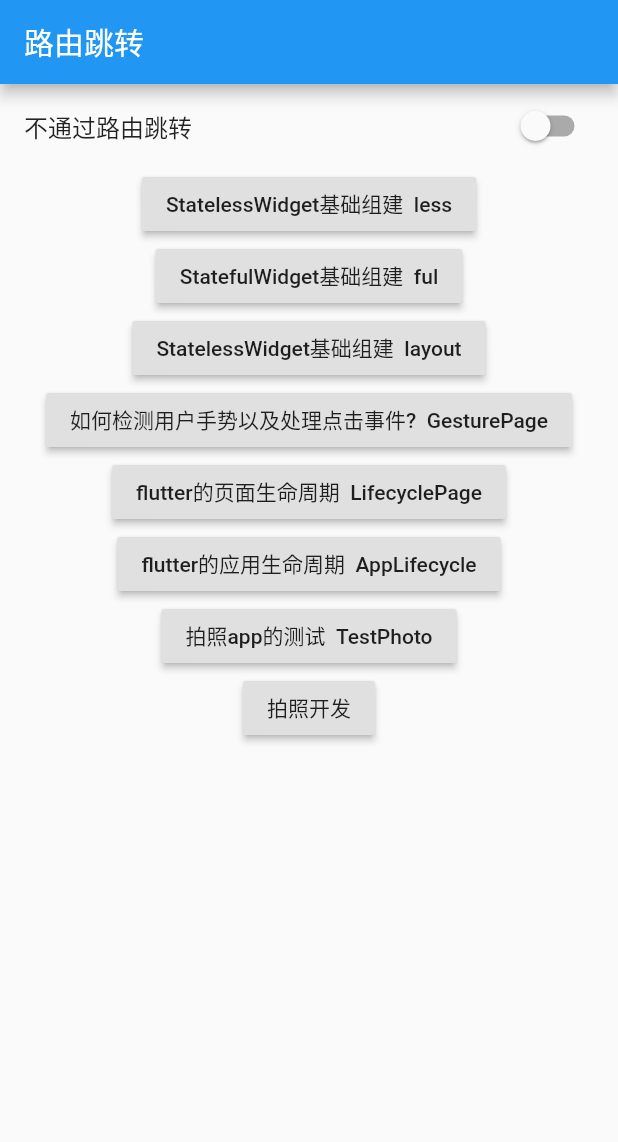
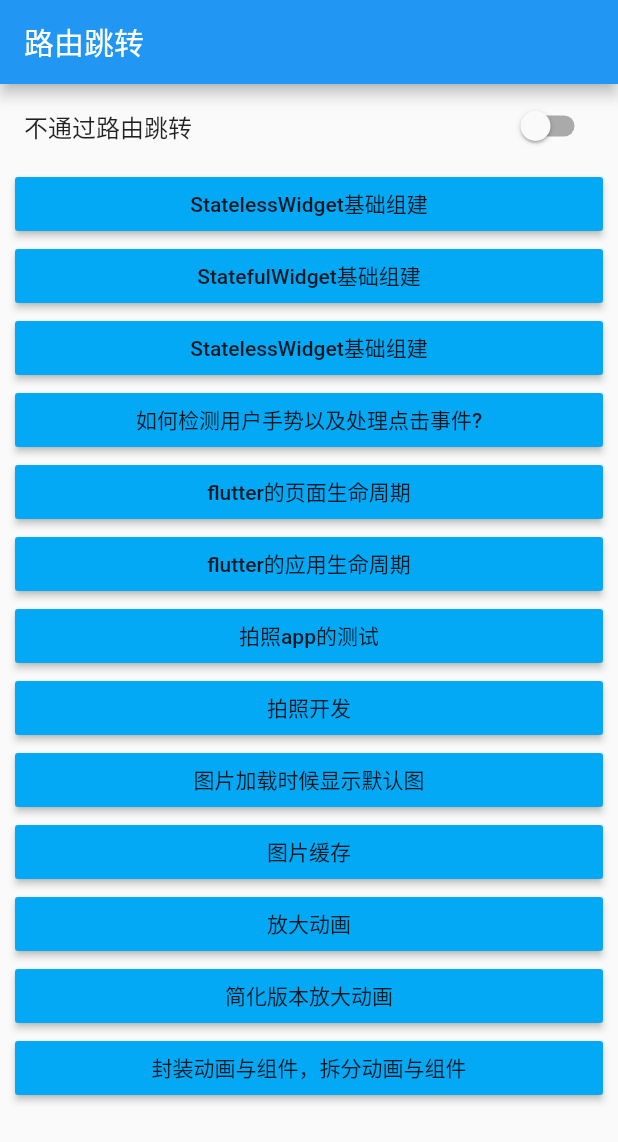
Before and after one commit to imkobedroid/flutter_layout, a Flutter app: the screen it shows after launch, on a phone screen of 412 x 824 dp. Shown: the top 1142 px of the screen. Run offline on Flutter 3.47's test engine with Material 2 defaults, Android fonts, the phone set to English and light mode, and no system bars; our stand-ins replace cached_network_image, image_picker, transparent_image, video_player.

Commit message:
完成了部分动画的学习

```diff
--- a/lib/main.dart
+++ b/lib/main.dart
@@ -1,12 +1,17 @@
 import 'package:flutter/material.dart';
+import 'package:flutter_app/image1.dart';
 import 'package:flutter_app/photo_app_page.dart';
 import 'package:flutter_app/statefull_group_page.dart';
 
 import 'FlutterlayoutPage.dart';
 import 'TestPhoto.dart';
+import 'animation1.dart';
+import 'animation2.dart';
+import 'animation3.dart';
 import 'app_lifecycle.dart';
 import 'flutter_widget_lifecycle.dart';
 import 'gesture_page.dart';
+import 'image2.dart';
 import 'less_group_page.dart';
 
 void main() => runApp(MyApp());
@@ -31,6 +36,11 @@ class MyApp extends StatelessWidget {
         'AppLifecycle': (BuildContext context) => AppLifecycle(),
         'TestPhoto': (BuildContext context) => TestPhoto(),
         'PhotoApp': (BuildContext context) => PhotoApp(),
+        'ImageStudy1': (BuildContext context) => ImageStudy1(),
+        'ImageStudy2': (BuildContext context) => ImageStudy2(),
+        'Animation1': (BuildContext context) => Animation1(),
+        'Animation2': (BuildContext context) => Animation2(),
+        'Animation3': (BuildContext context) => Animation3(),
       },
     );
   }
@@ -51,7 +61,7 @@ class _MyHomePageState extends State<MyHomePage> {
           title: Text("路由跳转"),
         ),
         body: Center(
-            child: Column(children: <Widget>[
+            child: ListView(children: <Widget>[
           SwitchListTile(
               title: Text('${byName ? '' : '不'}通过路由跳转'),
               value: byName,
@@ -60,21 +70,28 @@ class _MyHomePageState extends State<MyHomePage> {
                   byName = value;
                 });
               }),
-          _item("StatelessWidget基础组建  less", LessGroup(), "less"),
-          _item("StatefulWidget基础组建  ful", StatefulGroup(), "ful"),
-          _item("StatelessWidget基础组建  layout", FlutterlayoutPage(), "layout"),
-          _item("如何检测用户手势以及处理点击事件?  GesturePage", GesturePage(), "GesturePage"),
-          _item("flutter的页面生命周期  LifecyclePage", LifecyclePage(),
-              "LifecyclePage"),
-          _item("flutter的应用生命周期  AppLifecycle", AppLifecycle(), "AppLifecycle"),
-          _item("拍照app的测试  TestPhoto", TestPhoto(), "TestPhoto"),
+          _item("StatelessWidget基础组建", LessGroup(), "less"),
+          _item("StatefulWidget基础组建", StatefulGroup(), "ful"),
+          _item("StatelessWidget基础组建", FlutterlayoutPage(), "layout"),
+          _item("如何检测用户手势以及处理点击事件?", GesturePage(), "GesturePage"),
+          _item("flutter的页面生命周期", LifecyclePage(), "LifecyclePage"),
+          _item("flutter的应用生命周期", AppLifecycle(), "AppLifecycle"),
+          _item("拍照app的测试", TestPhoto(), "TestPhoto"),
           _item("拍照开发", PhotoApp(), "PhotoApp"),
+          _item("图片加载时候显示默认图", ImageStudy1(), "ImageStudy1"),
+          _item("图片缓存", ImageStudy2(), "ImageStudy2"),
+          _item("放大动画", Animation1(), "Animation1"),
+          _item("简化版本放大动画", Animation2(), "Animation2"),
+          _item("封装动画与组件，拆分动画与组件", Animation3(), "Animation3"),
         ])));
   }
 
   _item(String title, page, String routeName) {
     return Container(
-      child: RaisedButton(
+      margin: EdgeInsets.only(left: 10, right: 10),
+      child: MaterialButton(
+        color: Colors.lightBlue,
+        minWidth: double.infinity,
         onPressed: () {
           if (byName) {
             Navigator.pushNamed(context, routeName); //需要在类中注册页面名字进行跳转
@@ -83,7 +100,7 @@ class _MyHomePageState extends State<MyHomePage> {
                 MaterialPageRoute(builder: (context) => page)); //不用注册页面进行跳转
           }
         },
-        child: Text(title),
+        child: Center(child: Text(title),),
       ),
     );
   }
```
Also changed, not shown: lib/animation1.dart (added, +75 -0 lines), lib/animation2.dart (added, +51 -0 lines), lib/animation3.dart (added, +84 -0 lines), lib/image1.dart (added, +23 -0 lines), lib/image2.dart (added, +24 -0 lines), pubspec.yaml (+9 -0 lines), pubspec.lock.
